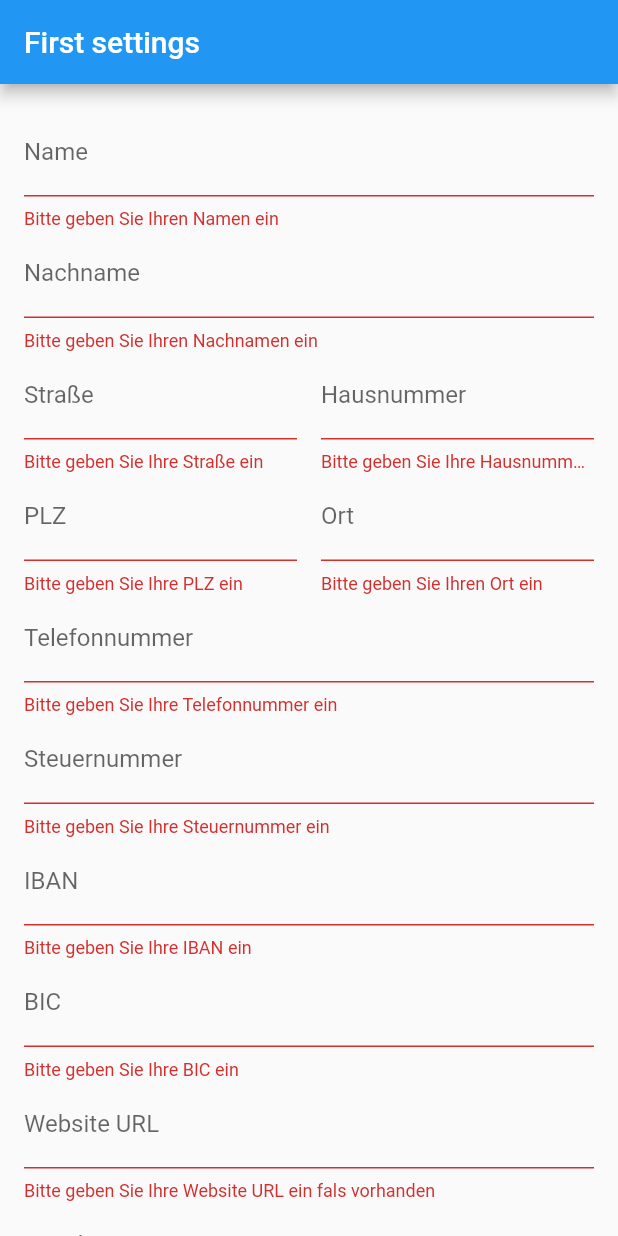
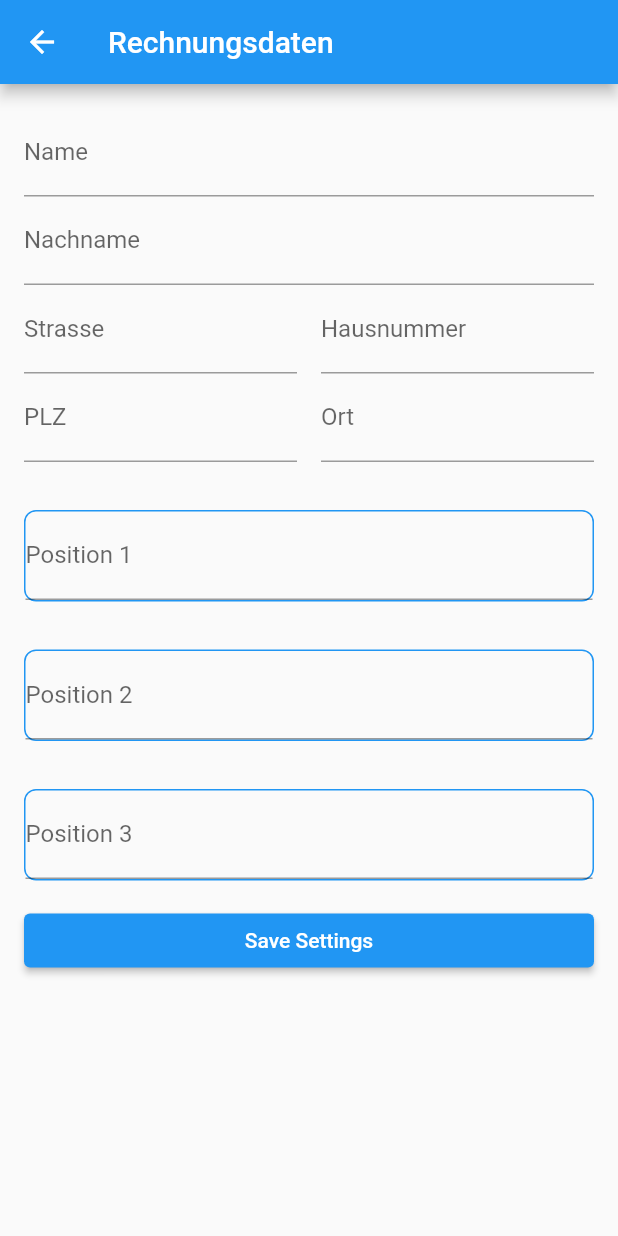
Before and after one commit to Fouma42/Invoicegenerator_Flutter, a Flutter app: the screen it shows after launch, after a tap on "Save Settings", on a phone screen of 412 x 824 dp. Run offline on Flutter 3.47's test engine with Material 2 defaults, Android fonts, the phone set to English and light mode, and no system bars; our stand-ins replace fluttertoast, sqflite; accounts and stored records are empty.

Commit message:
InvoicePage added

```diff
--- /dev/null
+++ b/invoivoicegenerator/lib/invoice.dart
@@ -0,0 +1,137 @@
+import 'package:flutter/material.dart';
+import 'package:fluttertoast/fluttertoast.dart';
+
+class InvoicePage extends StatelessWidget {
+  final Key? invoicepagekey; // Add a named key parameter
+
+  const InvoicePage({Key? key, this.invoicepagekey}) : super(key: key);
+  @override
+  Widget build(BuildContext context) {
+    return Scaffold(
+      appBar: AppBar(title: const Text('Rechnungsdaten')),
+      body: SingleChildScrollView(
+        padding: const EdgeInsets.all(16.0),
+        child: Form(
+          child: Column(
+            crossAxisAlignment: CrossAxisAlignment.stretch,
+            children: [
+              TextFormField(
+                decoration: const InputDecoration(labelText: 'Name'),
+              ),
+              TextFormField(
+                decoration: const InputDecoration(labelText: 'Nachname'),
+              ),
+              Row(
+                children: [
+                  Expanded(
+                    child: TextFormField(
+                      decoration: const InputDecoration(labelText: 'Strasse'),
+                      validator: (value) {
+                        if (value!.isEmpty) {
+                          return 'Strasse';
+                        }
+                        return null;
+                      },
+                    ),
+                  ),
+                  const SizedBox(width: 16),
+                  Expanded(
+                    child: TextFormField(
+                      decoration:
+                          const InputDecoration(labelText: 'Hausnummer'),
+                      validator: (value) {
+                        if (value!.isEmpty) {
+                          return 'Hausnummer';
+                        }
+                        return null;
+                      },
+                    ),
+                  ),
+                ],
+              ),
+              Row(
+                children: [
+                  Expanded(
+                    child: TextFormField(
+                      decoration: const InputDecoration(labelText: 'PLZ'),
+                      validator: (value) {
+                        if (value!.isEmpty) {
+                          return 'Strasse';
+                        }
+                        return null;
+                      },
+                    ),
+                  ),
+                  const SizedBox(width: 16),
+                  Expanded(
+                    child: TextFormField(
+                      decoration: const InputDecoration(labelText: 'Ort'),
+                      validator: (value) {
+                        if (value!.isEmpty) {
+                          return 'Ort';
+                        }
+                        return null;
+                      },
+                    ),
+                  ),
+                ],
+              ),
+              const Padding(
+                padding: EdgeInsets.all(16.0),
+              ),
+              Container(
+                decoration: BoxDecoration(
+                  border:
+                      Border.all(color: Colors.blue), // Customize the border
+                  borderRadius:
+                      BorderRadius.circular(8.0), // Customize the corner radius
+                ),
+                child: const TextField(
+                  maxLines: null,
+                  decoration: InputDecoration(labelText: 'Position 1'),
+                ),
+              ),
+              const Padding(
+                padding: EdgeInsets.all(16.0),
+              ),
+              Container(
+                decoration: BoxDecoration(
+                  border:
+                      Border.all(color: Colors.blue), // Customize the border
+                  borderRadius:
+                      BorderRadius.circular(8.0), // Customize the corner radius
+                ),
+                child: const TextField(
+                  maxLines: null,
+                  decoration: InputDecoration(labelText: 'Position 2'),
+                ),
+              ),
+              const Padding(
+                padding: EdgeInsets.all(16.0),
+              ),
+              Container(
+                decoration: BoxDecoration(
+                  border:
+                      Border.all(color: Colors.blue), // Customize the border
+                  borderRadius:
+                      BorderRadius.circular(8.0), // Customize the corner radius
+                ),
+                child: const TextField(
+                  maxLines: null,
+                  decoration: InputDecoration(labelText: 'Position 3'),
+                ),
+              ),
+              const SizedBox(height: 16.0),
+              ElevatedButton(
+                onPressed: () {
+                  // Add your button click logic here
+                },
+                child: const Text('Save Settings'),
+              ),
+            ],
+          ),
+        ),
+      ),
+    );
+  }
+}
--- a/invoivoicegenerator/lib/settings_page.dart
+++ b/invoivoicegenerator/lib/settings_page.dart
@@ -1,4 +1,5 @@
 import 'package:flutter/material.dart';
+import 'package:invoivoicegenerator/invoice.dart';
 import 'database_helper.dart';
 import 'package:fluttertoast/fluttertoast.dart';
 
@@ -228,7 +229,10 @@ class _SettingsPageState extends State<SettingsPage> {
 
              const  SizedBox(height: 16.0),
               ElevatedButton(
-                onPressed: _saveSettings,
+                onPressed: (){
+                  _saveSettings();
+                  Navigator.push(context, MaterialPageRoute(builder: (context) => const InvoicePage()),);
+                },
                 child: const Text('Save Settings'),
               ),
             ],
--- a/invoivoicegenerator/pubspec.yaml
+++ b/invoivoicegenerator/pubspec.yaml
@@ -37,6 +37,7 @@ dependencies:
   cupertino_icons: ^1.0.2
   sqflite: ^2.0.0
   fluttertoast: ^8.0.8
+  path: ^1.8.0
 
 dev_dependencies:
   flutter_test:
```
Also changed, not shown: invoivoicegenerator/pubspec.lock, 1 other file.
